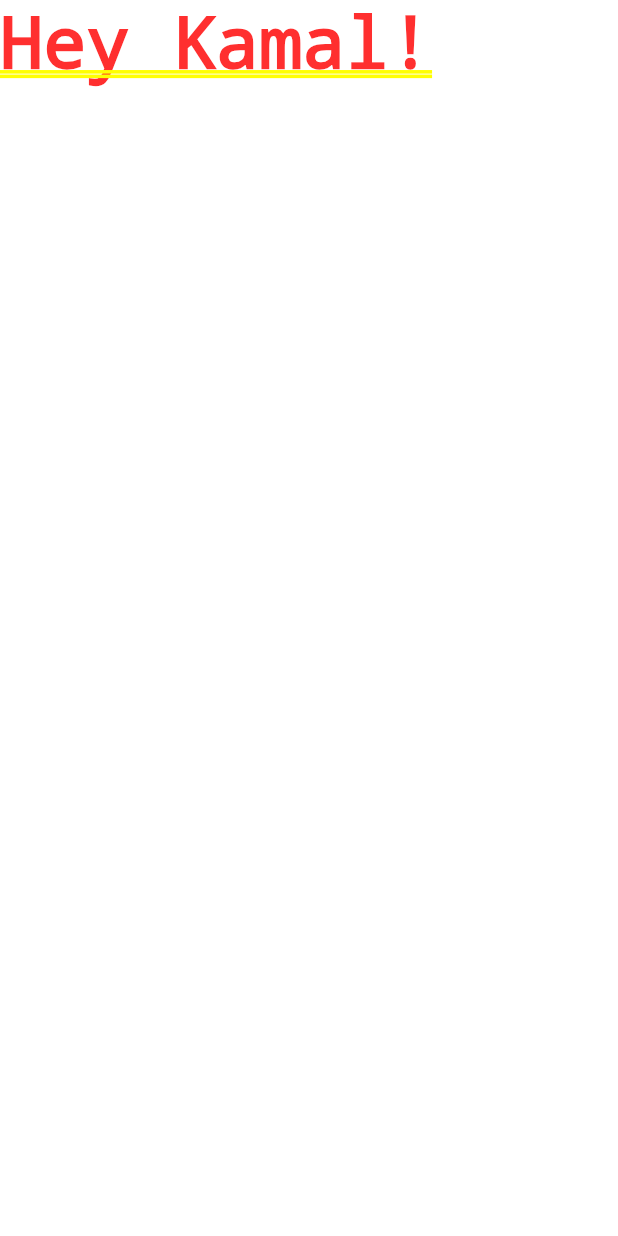
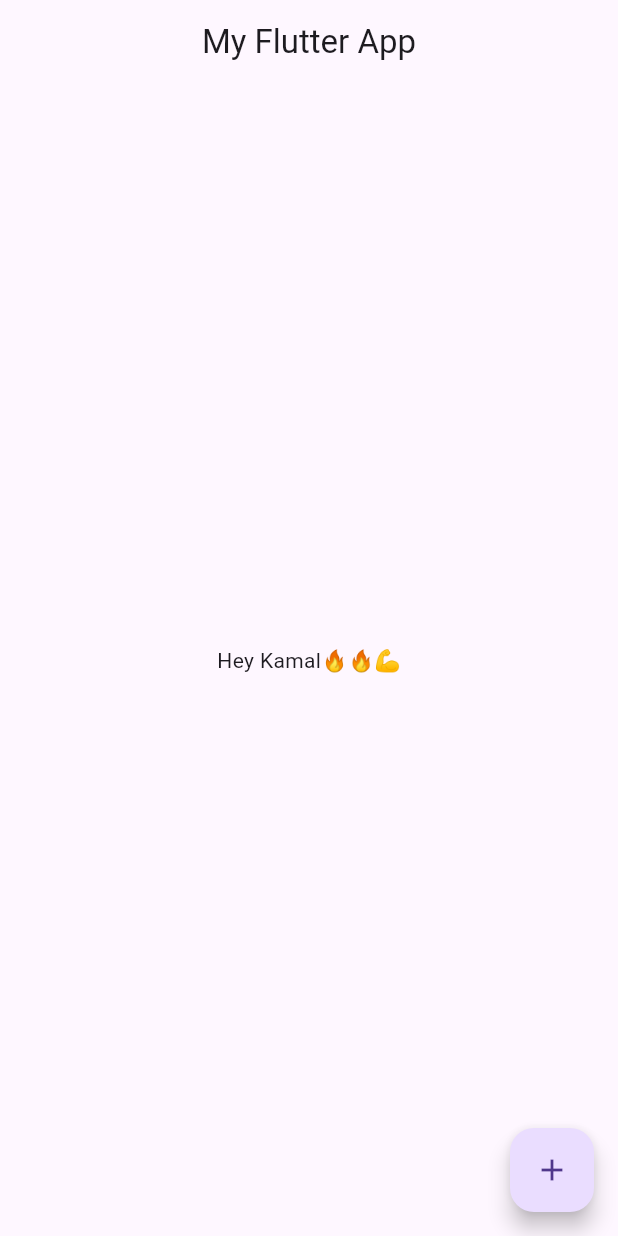
Before and after one commit to KamalSinghgeek/Flutter_Code_Base, a Flutter app: the screen it shows after launch, on a phone screen of 412 x 824 dp. Run offline on Flutter 3.47's test engine with Material 3 defaults, Android fonts, the phone set to English and light mode, and no system bars.

Commit message:
Flutter widgets (MaterialApp, Scaffold, AppBar, Center, Text, FloatingActionButton, Icon).

```diff
--- a/lib/main.dart
+++ b/lib/main.dart
@@ -1,5 +1,35 @@
+
 import 'package:flutter/material.dart';
 
-void main() => runApp(MaterialApp(
-  home: Text('Hey Kamal!'),
-));
+void main() => runApp(MyApp());
+
+class MyApp extends StatelessWidget {
+  @override
+  Widget build(BuildContext context) {
+    return MaterialApp(
+      home: MyHomePage(),
+    );
+  }
+}
+
+class MyHomePage extends StatelessWidget {
+  @override
+  Widget build(BuildContext context) {
+    return Scaffold(
+      appBar: AppBar(
+        title: Text('My Flutter App'),
+        centerTitle: true,
+      ),
+      body: Center(
+        child: Text('Hey Kamal🔥🔥💪'),
+      ),
+      floatingActionButton: FloatingActionButton(
+        onPressed: () {
+          // Add your onPressed functionality here
+        },
+        tooltip: 'Click',
+        child: Icon(Icons.add), // You can use any icon you want
+      ),
+    );
+  }
+}
```
Also changed, not shown: 2 other files.
